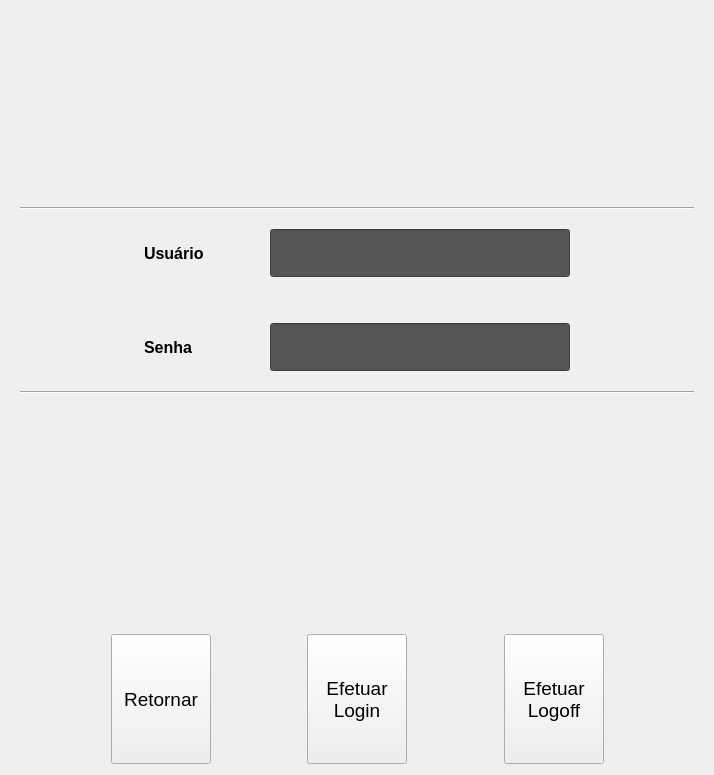
The window that LDFV2/interface/form_login.ui (Masipack/LDV) describes before a commit, drawn with Qt 5.
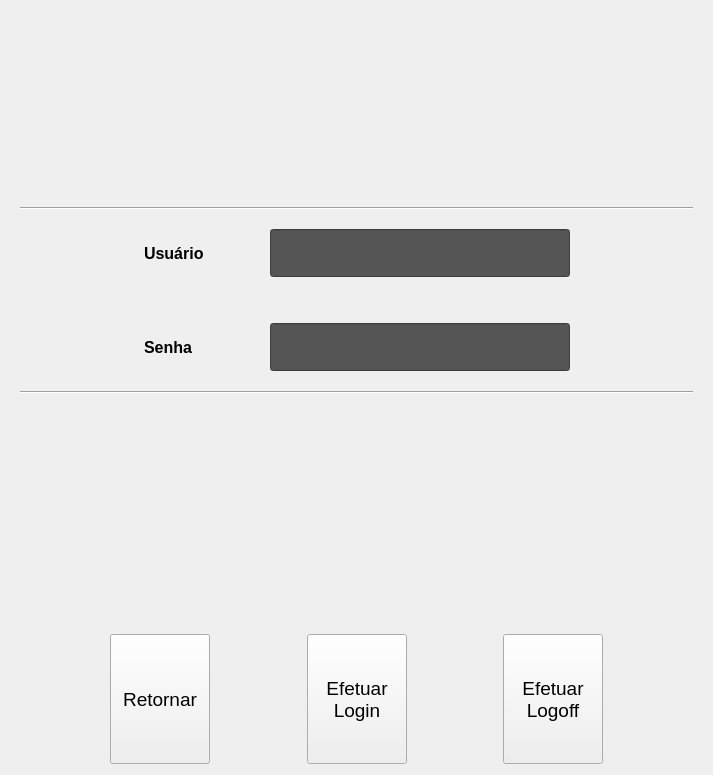
The same window after the commit. Custom widgets are drawn as their Qt base class.

Diff of the .ui file:
```diff
--- a/LDFV2/interface/form_login.ui
+++ b/LDFV2/interface/form_login.ui
@@ -6,7 +6,7 @@
    <rect>
     <x>0</x>
     <y>0</y>
-    <width>714</width>
+    <width>713</width>
     <height>775</height>
    </rect>
   </property>
```
